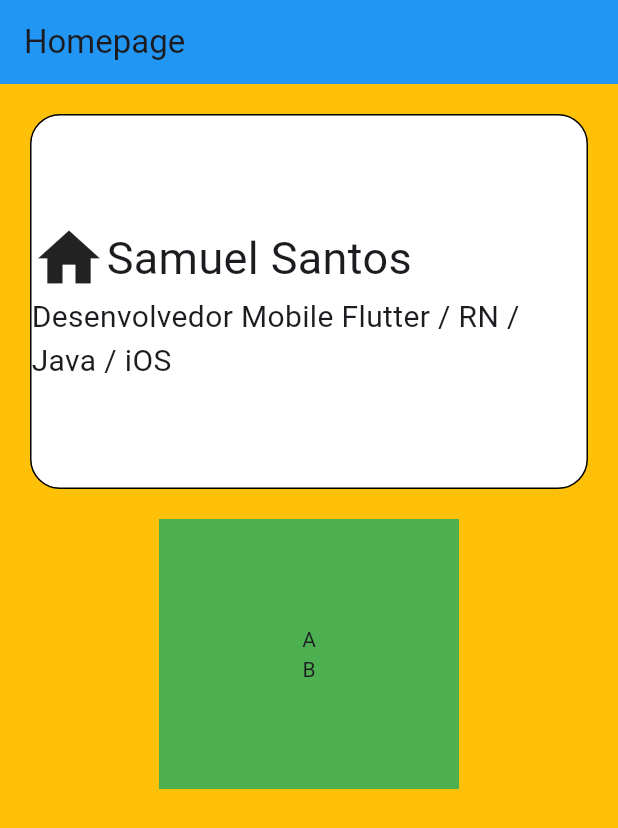
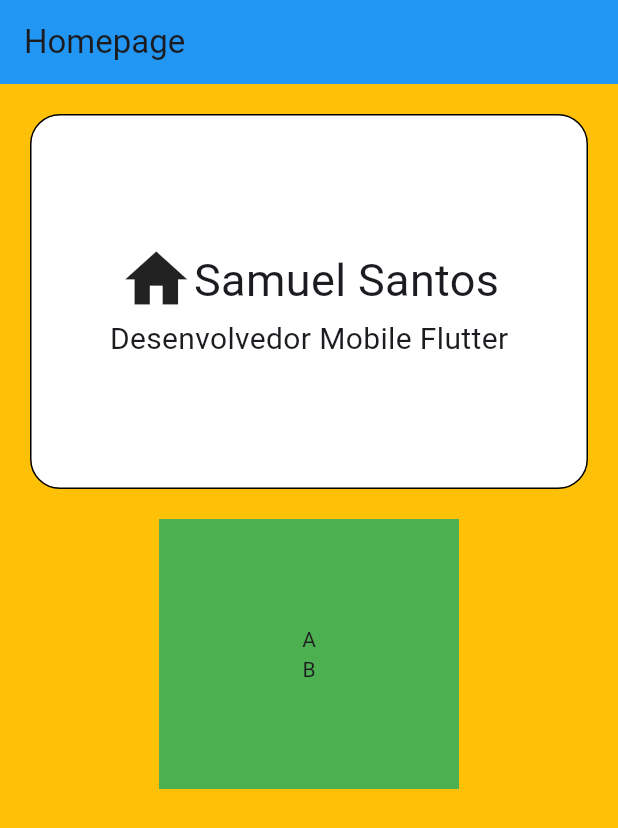
Before and after one commit to waltereidi/unimar_flutter, a Flutter app: the screen it shows after launch, on a phone screen of 412 x 824 dp. Shown: the top 828 px of the screen. Run offline on Flutter 3.47's test engine with Material 3 defaults, Android fonts, the phone set to English and light mode, and no system bars.

Commit message:
adjust Row property

```diff
--- a/lib/views/homepage.dart
+++ b/lib/views/homepage.dart
@@ -22,18 +22,21 @@ class Homepage extends StatelessWidget {
               ),
               margin: const EdgeInsets.all(20.0),
               height: 250.0,
+              width: double.infinity,
               child: Column(
                 mainAxisAlignment: MainAxisAlignment.center,
-                crossAxisAlignment: CrossAxisAlignment.end,
+                crossAxisAlignment: CrossAxisAlignment.center,
                 children: [
                   Row(
+                    //Evita que o Row ocupe todo o espaço disponível
+                    mainAxisSize: MainAxisSize.min,
                     children: [
                       Icon(Icons.home, size: 50.0),
                       Text("Samuel Santos", style: TextStyle(fontSize: 30)),
                     ],
                   ),
                   Text(
-                    "Desenvolvedor Mobile Flutter / RN / Java / iOS",
+                    "Desenvolvedor Mobile Flutter",
                     style: TextStyle(fontSize: 20),
                   ),
                 ],
```
